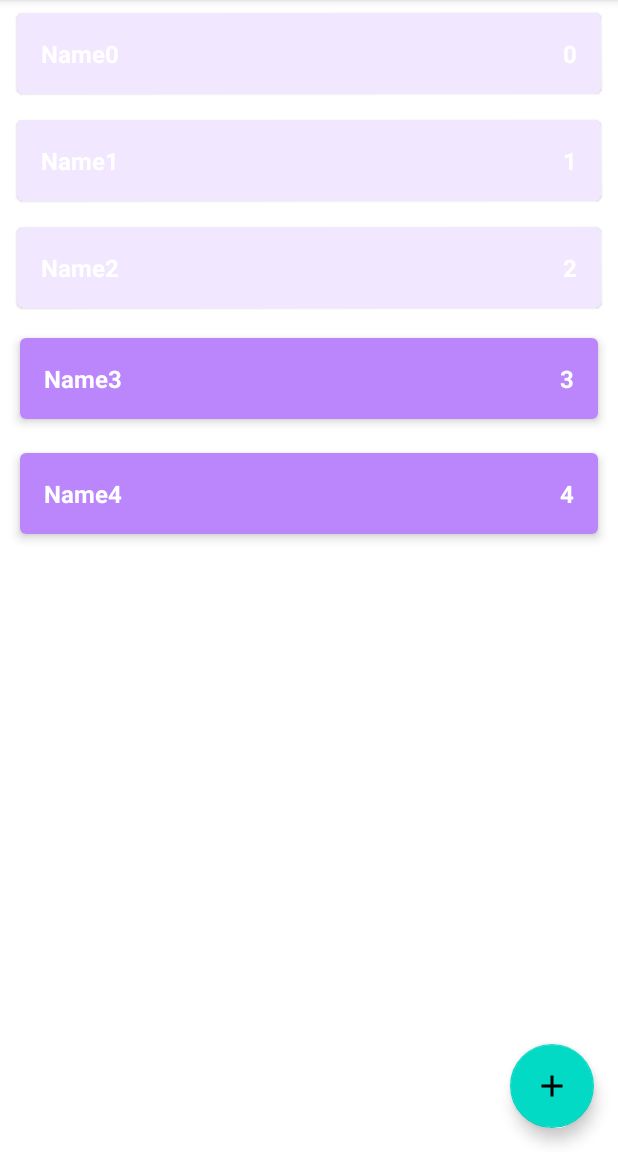
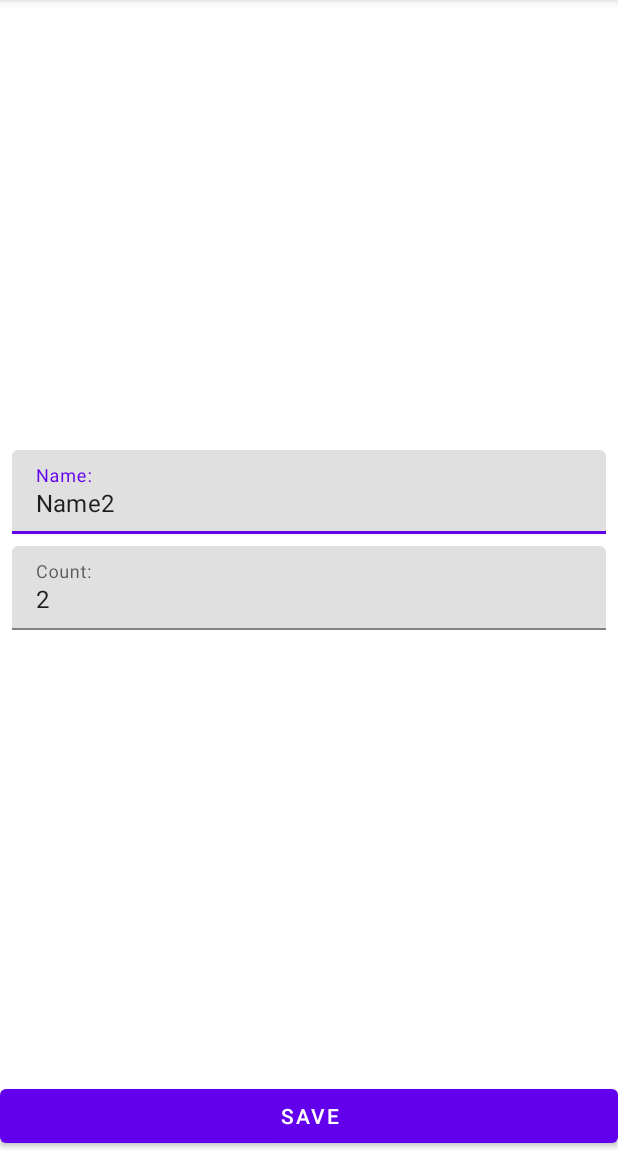
Before and after one commit to Lirochka/ShoppingList, an Android app: the screen it shows after launch (MainActivity before the commit, ShopItemActivity after it), after a tap on an icon or button, on a phone screen of 412 x 824 dp, the part 84-1236 px from its top. Run offline under Robolectric (Android 15) with nearby library versions, the phone set to English and light mode, and no system bars.

Commit message:
Created second screen ShopItemActivity

```diff
--- a/app/src/main/AndroidManifest.xml
+++ b/app/src/main/AndroidManifest.xml
@@ -12,6 +12,10 @@
         android:theme="@style/Theme.ShoppingList"
         tools:targetApi="31">
         <activity
+            android:name=".presentation.ShopItemActivity"
+            android:windowSoftInputMode="adjustResize"
+            android:exported="false" />
+        <activity
             android:name=".presentation.MainActivity"
             android:exported="true">
             <intent-filter>
--- a/app/src/main/java/com/example/shoppinglist/presentation/MainActivity.kt
+++ b/app/src/main/java/com/example/shoppinglist/presentation/MainActivity.kt
@@ -1,12 +1,12 @@
 package com.example.shoppinglist.presentation
 
 import android.os.Bundle
-import android.util.Log
 import androidx.appcompat.app.AppCompatActivity
 import androidx.lifecycle.ViewModelProvider
 import androidx.recyclerview.widget.ItemTouchHelper
 import androidx.recyclerview.widget.RecyclerView
 import com.example.shoppinglist.R
+import com.google.android.material.floatingactionbutton.FloatingActionButton
 
 class MainActivity : AppCompatActivity() {
 
@@ -22,7 +22,14 @@ class MainActivity : AppCompatActivity() {
         viewModel.shopList.observe(this) {
             shopListAdapter.submitList(it)
         }
+
+        val buttonAddItem = findViewById<FloatingActionButton>(R.id.button_add_shop_item)
+        buttonAddItem.setOnClickListener {
+            val intent = ShopItemActivity.newIntentAddItem(this)
+            startActivity(intent)
+        }
     }
+
     private fun setupRecyclerView() {
         val rvShopList = findViewById<RecyclerView>(R.id.rv_shop_list)
         shopListAdapter = ShopListAdapter()
@@ -66,9 +73,11 @@ class MainActivity : AppCompatActivity() {
 
     private fun setupClickListener() {
         shopListAdapter.onShopItemClickListener = {
-            Log.d("Click", it.toString())
+            val intent = ShopItemActivity.newIntentEditItem(this, it.id)
+            startActivity(intent)
         }
     }
+
     private fun setupLongClickListener() {
         shopListAdapter.onShopItemLongClickListener = {
             viewModel.changeEnableState(it)
--- /dev/null
+++ b/app/src/main/java/com/example/shoppinglist/presentation/ShopItemActivity.kt
@@ -0,0 +1,160 @@
+package com.example.shoppinglist.presentation
+
+import android.content.Context
+import android.content.Intent
+import androidx.appcompat.app.AppCompatActivity
+import android.os.Bundle
+import android.text.Editable
+import android.text.TextWatcher
+import android.widget.Button
+import android.widget.EditText
+import androidx.lifecycle.ViewModelProvider
+import com.example.shoppinglist.R
+import com.example.shoppinglist.domain.ShopItem
+import com.google.android.material.textfield.TextInputLayout
+
+class ShopItemActivity : AppCompatActivity() {
+
+    private lateinit var viewModel: ShopItemViewModel
+
+    private lateinit var tilName: TextInputLayout
+    private lateinit var tilCount: TextInputLayout
+    private lateinit var etName: EditText
+    private lateinit var etCount: EditText
+    private lateinit var buttonSave: Button
+
+    private var screenMode = MODE_UNKNOWN
+    private var shopItemId = ShopItem.UNDEFINED_ID
+
+    override fun onCreate(savedInstanceState: Bundle?) {
+        super.onCreate(savedInstanceState)
+        setContentView(R.layout.activity_shop_item)
+
+        parseIntent()
+
+        viewModel = ViewModelProvider(this)[ShopItemViewModel::class.java]
+        initViews()
+        addTextChangeListeners()
+        launchRightMode()
+        observeViewModel()
+    }
+
+    private fun observeViewModel() {
+        viewModel.errorInputCount.observe(this) {
+            val message = if (it) {
+                getString(R.string.error_input_count)
+            } else {
+                null
+            }
+            tilCount.error = message
+        }
+
+        viewModel.errorInputName.observe(this) {
+            val message = if (it) {
+                getString(R.string.error_input_name)
+            } else {
+                null
+            }
+            tilName.error = message
+        }
+        viewModel.shouldCloseScreen.observe(this) {
+            finish()
+        }
+    }
+
+    private fun launchRightMode() {
+        when (screenMode) {
+            MODE_EDIT -> launchEditMode()
+            MODE_ADD -> launchAddMode()
+        }
+    }
+
+    private fun addTextChangeListeners() {
+        etName.addTextChangedListener(object : TextWatcher {
+            override fun beforeTextChanged(p0: CharSequence?, p1: Int, p2: Int, p3: Int) {
+            }
+
+            override fun onTextChanged(p0: CharSequence?, p1: Int, p2: Int, p3: Int) {
+                viewModel.resetErrorInputName()
+            }
+
+            override fun afterTextChanged(p0: Editable?) {
+            }
+        })
+
+        etCount.addTextChangedListener(object : TextWatcher {
+            override fun beforeTextChanged(p0: CharSequence?, p1: Int, p2: Int, p3: Int) {
+            }
+
+            override fun onTextChanged(p0: CharSequence?, p1: Int, p2: Int, p3: Int) {
+                viewModel.resetErrorInputCount()
+            }
+
+            override fun afterTextChanged(p0: Editable?) {
+            }
+        })
+    }
+
+    private fun launchEditMode() {
+        viewModel.getShopItem(shopItemId)
+        viewModel.shopItem.observe(this) {
+            etName.setText(it.name)
+            etCount.setText(it.count.toString())
+        }
+        buttonSave.setOnClickListener {
+            viewModel.editShopItem(etName.text?.toString(), etCount.text?.toString())
+        }
+    }
+
+    private fun launchAddMode() {
+        buttonSave.setOnClickListener {
+            viewModel.addShopItem(etName.text?.toString(), etCount.text?.toString())
+        }
+    }
+
+    private fun parseIntent() {
+        if (!intent.hasExtra(EXTRA_SCREEN_MODE)) {
+            throw RuntimeException("Param screen mode is absent")
+        }
+        val mode = intent.getStringExtra(EXTRA_SCREEN_MODE)
+        if (mode != MODE_EDIT && mode != MODE_ADD) {
+            throw RuntimeException("Unknown screen mode $mode")
+        }
+        screenMode = mode
+        if (screenMode == MODE_EDIT) {
+            if (!intent.hasExtra(EXTRA_SHOP_ITEM_ID)) {
+                throw RuntimeException("Param shop item id is absent")
+            }
+        }
+        shopItemId = intent.getIntExtra(EXTRA_SHOP_ITEM_ID, ShopItem.UNDEFINED_ID)
+    }
+
+    private fun initViews() {
+        tilName = findViewById(R.id.til_name)
+        tilCount = findViewById(R.id.til_count)
+        etName = findViewById(R.id.et_name)
+        etCount = findViewById(R.id.et_count)
+        buttonSave = findViewById(R.id.save_button)
+    }
+
+    companion object {
+        private const val EXTRA_SCREEN_MODE = "extra_mode"
+        private const val EXTRA_SHOP_ITEM_ID = "extra_shop_item_id"
+        private const val MODE_EDIT = "mode_edit"
+        private const val MODE_ADD = "mode_add"
+        private const val MODE_UNKNOWN = ""
+
+        fun newIntentAddItem(context: Context): Intent {
+            val intent = Intent(context, ShopItemActivity::class.java)
+            intent.putExtra(EXTRA_SCREEN_MODE, MODE_ADD)
+            return intent
+        }
+
+        fun newIntentEditItem(context: Context, shopItemId: Int): Intent {
+            val intent = Intent(context, ShopItemActivity::class.java)
+            intent.putExtra(EXTRA_SCREEN_MODE, MODE_EDIT)
+            intent.putExtra(EXTRA_SHOP_ITEM_ID, shopItemId)
+            return intent
+        }
+    }
+}
--- /dev/null
+++ b/app/src/main/java/com/example/shoppinglist/presentation/ShopItemViewModel.kt
@@ -0,0 +1,102 @@
+package com.example.shoppinglist.presentation
+
+import androidx.lifecycle.LiveData
+import androidx.lifecycle.MutableLiveData
+import androidx.lifecycle.ViewModel
+import com.example.shoppinglist.data.ShopListRepositoryImpl
+import com.example.shoppinglist.domain.AddShopItemUseCase
+import com.example.shoppinglist.domain.EditShopItemUseCase
+import com.example.shoppinglist.domain.GetShopItemUseCase
+import com.example.shoppinglist.domain.ShopItem
+
+class ShopItemViewModel : ViewModel() {
+
+    private val repository = ShopListRepositoryImpl
+
+    private val addShopItemUseCase = AddShopItemUseCase(repository)
+    private val getShopItemUseCase = GetShopItemUseCase(repository)
+    private val editShopItemUseCase = EditShopItemUseCase(repository)
+
+    private val _errorInputName = MutableLiveData<Boolean>()
+    val errorInputName: LiveData<Boolean>
+        get() = _errorInputName
+
+    private val _errorInputCount = MutableLiveData<Boolean>()
+    val errorInputCount: LiveData<Boolean>
+        get() = _errorInputCount
+
+    private val _shopItem = MutableLiveData<ShopItem>()
+    val shopItem: LiveData<ShopItem>
+        get() = _shopItem
+
+    private val _shouldCloseScreen = MutableLiveData<Unit>()
+    val shouldCloseScreen: LiveData<Unit>
+        get() = _shouldCloseScreen
+
+    fun getShopItem(shopItemId: Int) {
+        val item = getShopItemUseCase.getShopItem(shopItemId)
+        _shopItem.value = item
+    }
+
+    fun addShopItem(inputName: String?, inputCount: String?) {
+        val name = parseName(inputName)
+        val count = parseCount(inputCount)
+        val fieldsValid = validateInput(name, count)
+        if (fieldsValid) {
+            val shopItem = ShopItem(name, count, true)
+            addShopItemUseCase.addShopItem(shopItem)
+            finishWork()
+        }
+    }
+
+    fun editShopItem(inputName: String?, inputCount: String?) {
+        val name = parseName(inputName)
+        val count = parseCount(inputCount)
+        val fieldsValid = validateInput(name, count)
+        if (fieldsValid) {
+            _shopItem.value?.let {
+                val item = it.copy(name = name, count = count)
+                editShopItemUseCase.editShopItem(item)
+                finishWork()
+            }
+        }
+    }
+
+    private fun parseName(inputName: String?): String {
+        return inputName?.trim() ?: ""
+    }
+
+    private fun parseCount(inputCount: String?): Int {
+        return try {
+            inputCount?.trim()?.toInt() ?: 0
+        } catch (e: Exception) {
+            0
+        }
+    }
+
+    private fun validateInput(name: String, count: Int): Boolean {
+        var result = true
+        if (name.isBlank()) {
+            _errorInputName.value = true
+            result = false
+        }
+
+        if (count <= 0) {
+            _errorInputCount.value = true
+            result = false
+        }
+        return result
+    }
+
+    fun resetErrorInputName() {
+        _errorInputName.value = false
+    }
+
+    fun resetErrorInputCount() {
+        _errorInputCount.value = false
+    }
+
+    fun finishWork() {
+        _shouldCloseScreen.value = Unit
+    }
+}
--- a/app/src/main/res/layout/activity_main.xml
+++ b/app/src/main/res/layout/activity_main.xml
@@ -13,8 +13,10 @@
         app:layoutManager="androidx.recyclerview.widget.LinearLayoutManager"
         app:layout_constraintBottom_toBottomOf="parent"
         app:layout_constraintEnd_toEndOf="parent"
+        app:layout_constraintHorizontal_bias="0.0"
         app:layout_constraintStart_toStartOf="parent"
         app:layout_constraintTop_toTopOf="parent"
+        app:layout_constraintVertical_bias="0.0"
         tools:listitem="@layout/item_shop_enabled" />
 
     <com.google.android.material.floatingactionbutton.FloatingActionButton
--- /dev/null
+++ b/app/src/main/res/layout/activity_shop_item.xml
@@ -0,0 +1,58 @@
+<?xml version="1.0" encoding="utf-8"?>
+<androidx.constraintlayout.widget.ConstraintLayout xmlns:android="http://schemas.android.com/apk/res/android"
+    xmlns:app="http://schemas.android.com/apk/res-auto"
+    xmlns:tools="http://schemas.android.com/tools"
+    android:layout_width="match_parent"
+    android:layout_height="match_parent"
+    tools:context=".presentation.ShopItemActivity">
+
+    <com.google.android.material.textfield.TextInputLayout
+        android:id="@+id/til_name"
+        android:layout_width="0dp"
+        android:layout_height="wrap_content"
+        android:layout_marginStart="8dp"
+        android:layout_marginEnd="8dp"
+        android:layout_marginBottom="4dp"
+        app:layout_constraintBottom_toTopOf="@id/til_count"
+        app:layout_constraintEnd_toEndOf="parent"
+        app:layout_constraintStart_toStartOf="parent"
+        app:layout_constraintTop_toTopOf="parent"
+        app:layout_constraintVertical_chainStyle="packed">
+
+        <com.google.android.material.textfield.TextInputEditText
+            android:id="@+id/et_name"
+            android:layout_width="match_parent"
+            android:layout_height="wrap_content"
+            android:hint="@string/name_hint"
+            android:inputType="textCapWords" />
+    </com.google.android.material.textfield.TextInputLayout>
+
+    <com.google.android.material.textfield.TextInputLayout
+        android:id="@+id/til_count"
+        android:layout_width="0dp"
+        android:layout_height="wrap_content"
+        android:layout_marginStart="8dp"
+        android:layout_marginTop="4dp"
+        android:layout_marginEnd="8dp"
+        app:layout_constraintBottom_toTopOf="@+id/save_button"
+        app:layout_constraintEnd_toEndOf="parent"
+        app:layout_constraintStart_toStartOf="parent"
+        app:layout_constraintTop_toBottomOf="@+id/til_name">
+
+        <com.google.android.material.textfield.TextInputEditText
+            android:id="@+id/et_count"
+            android:layout_width="match_parent"
+            android:layout_height="wrap_content"
+            android:hint="@string/count_hint"
+            android:inputType="number" />
+    </com.google.android.material.textfield.TextInputLayout>
+
+    <Button
+        android:id="@+id/save_button"
+        android:layout_width="0dp"
+        android:layout_height="wrap_content"
+        android:text="@string/save_btn"
+        app:layout_constraintBottom_toBottomOf="parent"
+        app:layout_constraintEnd_toEndOf="parent"
+        app:layout_constraintStart_toStartOf="parent" />
+</androidx.constraintlayout.widget.ConstraintLayout>
--- a/app/src/main/res/values/strings.xml
+++ b/app/src/main/res/values/strings.xml
@@ -2,4 +2,10 @@
     <string name="app_name">ShoppingList</string>
 
     <string name="add_shop_item_content_description">Add new shop item</string>
+
+    <string name="name_hint">Name:</string>
+    <string name="count_hint">Count:</string>
+    <string name="save_btn">Save</string>
+    <string name="error_input_name">Invalid name</string>
+    <string name="error_input_count">Invalid count</string>
 </resources>
```
